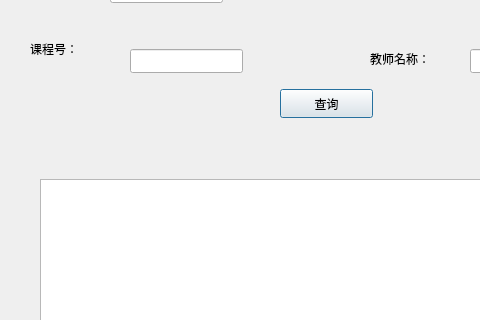
Before: the Qt Designer form frontend/coursequerypage.ui in 000lbh/PKUHelperAgain, drawn with Qt 5; both pictures show x 0 to 480 and y 91 to 411 of the 800 by 600 pixel window.
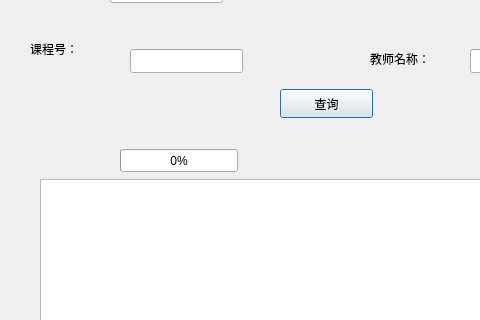
After: the same form once the commit is applied. Icons and pictures are not drawn.

What changed in the file:
```diff
--- a/frontend/coursequerypage.ui
+++ b/frontend/coursequerypage.ui
@@ -161,6 +161,19 @@
     <string/>
    </property>
   </widget>
+  <widget class="QProgressBar" name="progressBar">
+   <property name="geometry">
+    <rect>
+     <x>120</x>
+     <y>240</y>
+     <width>118</width>
+     <height>23</height>
+    </rect>
+   </property>
+   <property name="value">
+    <number>0</number>
+   </property>
+  </widget>
  </widget>
  <resources>
   <include location="../res.qrc"/>
```
